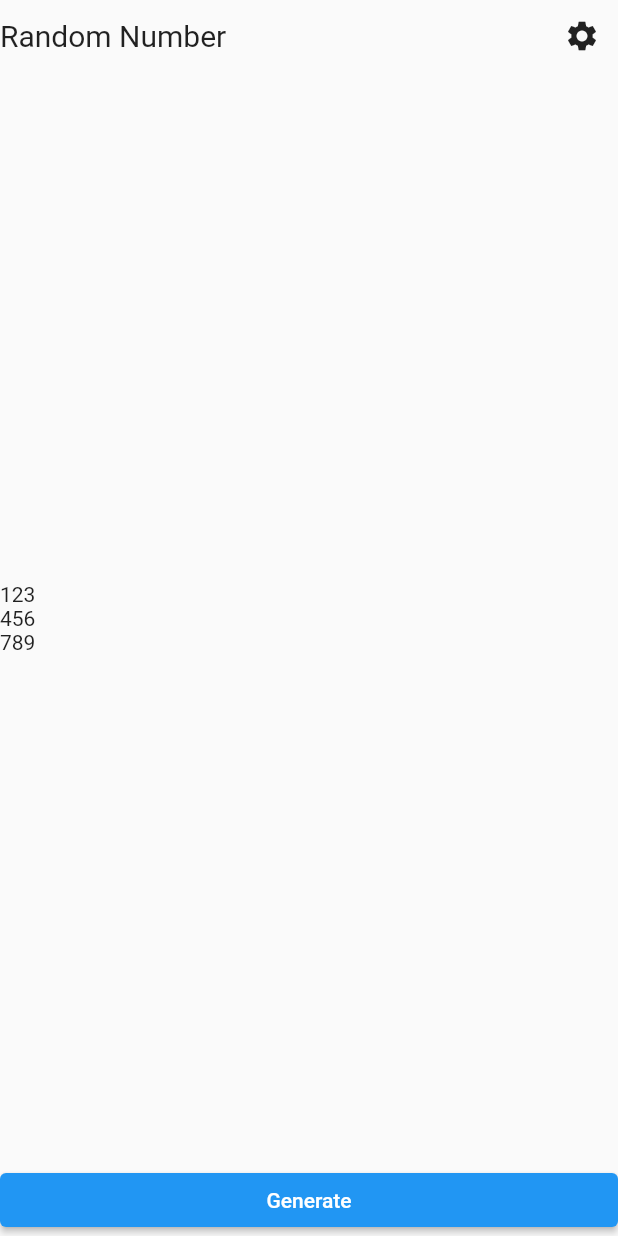
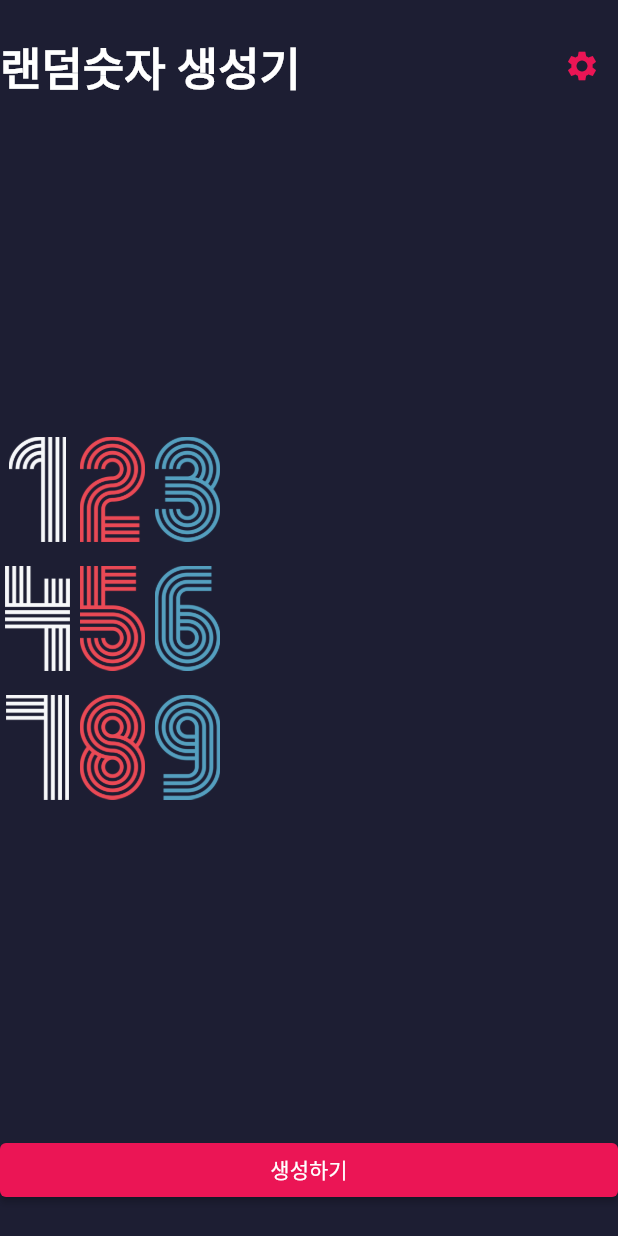
Before and after one commit to dong-park/_hello_flutter, a Flutter app: the screen it shows after launch, on a phone screen of 412 x 824 dp. Run offline on Flutter 3.47's test engine with Material 2 defaults, Android fonts, the phone set to English and light mode, and no system bars; our stand-ins replace webview_flutter.

Commit message:
랜덤 숫자 생성기 완성!

```diff
--- /dev/null
+++ b/lib/constent/color.dart
@@ -0,0 +1,5 @@
+import 'package:flutter/material.dart';
+
+const Color PRIMARY_COLOR = Color(0xFF1D1E33);
+const Color RED_COLOR = Color(0xFFEB1555);
+const Color BLUE_COLOR = Color(0xFF1D1E33);
--- a/lib/screen/randomnum_screen.dart
+++ b/lib/screen/randomnum_screen.dart
@@ -1,5 +1,9 @@
+import 'dart:math';
+
 import 'package:flutter/cupertino.dart';
 import 'package:flutter/material.dart';
+
+import '../constent/color.dart';
 
 class HomeRandomScreen extends StatefulWidget {
   const HomeRandomScreen({Key? key}) : super(key: key);
@@ -9,39 +13,119 @@ class HomeRandomScreen extends StatefulWidget {
 }
 
 class _HomeRandomScreenState extends State<HomeRandomScreen> {
+  var randomNumbers = [123, 456, 789];
+
   @override
   Widget build(BuildContext context) {
     return Scaffold(
+      backgroundColor: PRIMARY_COLOR,
       body: SafeArea(
-        child: Column(
-          crossAxisAlignment: CrossAxisAlignment.start,
-          children: [
-            Row(
-              mainAxisAlignment: MainAxisAlignment.spaceBetween,
-              children: [
-                Text(
-                  'Random Number',
-                  style: TextStyle(fontSize: 20),
-                ),
-                IconButton(onPressed: () => {}, icon: Icon(Icons.settings))
-              ],
-            ),
-            Expanded(
-                child: Column(
-              mainAxisAlignment: MainAxisAlignment.center,
-              children: [
-                Text("123"),
-                Text("456"),
-                Text("789"),
-              ],
-            )),
-            SizedBox(
-                width: double.infinity,
-                child: ElevatedButton(
-                    onPressed: () => {}, child: Text("Generate")))
-          ],
+        child: Padding(
+          padding: EdgeInsets.symmetric(
+            horizontal: 0,
+            vertical: 20,
+          ),
+          child: Column(
+            crossAxisAlignment: CrossAxisAlignment.start,
+            children: [
+              const _Top(),
+              _Body(randomNumbers: randomNumbers),
+              _Footer(onPressed: onPressed)
+            ],
+          ),
         ),
       ),
     );
   }
+
+  void onPressed() {
+    final random = Random();
+    final randomNum = List.generate(3, (idx) {
+      var nextInt = random.nextInt(1000);
+      while (nextInt < 100) {
+        nextInt = random.nextInt(1000);
+      }
+      return nextInt;
+    });
+
+    setState(() {
+      randomNumbers = randomNum;
+    });
+  }
 }
+
+class _Top extends StatelessWidget {
+  const _Top({Key? key}) : super(key: key);
+
+  @override
+  Widget build(BuildContext context) {
+    return Row(
+      mainAxisAlignment: MainAxisAlignment.spaceBetween,
+      children: [
+        Text(
+          '랜덤숫자 생성기',
+          style: TextStyle(
+            fontSize: 30.0,
+            color: Colors.white,
+            fontWeight: FontWeight.bold,
+          ),
+        ),
+        IconButton(
+            onPressed: () => {},
+            icon: Icon(
+              Icons.settings,
+              color: RED_COLOR,
+            ))
+      ],
+    );
+  }
+}
+
+class _Body extends StatelessWidget {
+  var randomNumbers = [];
+
+  _Body({required this.randomNumbers});
+
+  @override
+  Widget build(BuildContext context) {
+    return Expanded(
+        child: Column(
+      mainAxisAlignment: MainAxisAlignment.center,
+      children: randomNumbers
+          .asMap()
+          .entries
+          .map(
+            (e) => Padding(
+              padding: EdgeInsets.only(bottom: e.key == 2 ? 0 : 16.0),
+              child: Row(
+                  children: e.value
+                      .toString()
+                      .split('')
+                      .map((e) => Image.asset(
+                            'asset/img/$e.png',
+                            width: 50,
+                            height: 70,
+                          ))
+                      .toList()),
+            ),
+          )
+          .toList(),
+    ));
+  }
+}
+
+class _Footer extends StatelessWidget {
+  final VoidCallback onPressed;
+
+  const _Footer({super.key, required this.onPressed});
+
+  @override
+  Widget build(BuildContext context) {
+    return SizedBox(
+        width: double.infinity,
+        child: ElevatedButton(
+            style: ElevatedButton.styleFrom(backgroundColor: RED_COLOR),
+            onPressed: () => onPressed(),
+            child: Text("생성하기")));
+  }
+}
```
Also changed, not shown: asset/img/0.png (added), asset/img/1.png (added), asset/img/2.png (added), asset/img/3.png (added), asset/img/4.png (added), asset/img/5.png (added), asset/img/6.png (added), asset/img/7.png (added), asset/img/8.png (added), asset/img/9.png (added), 39 other files.
